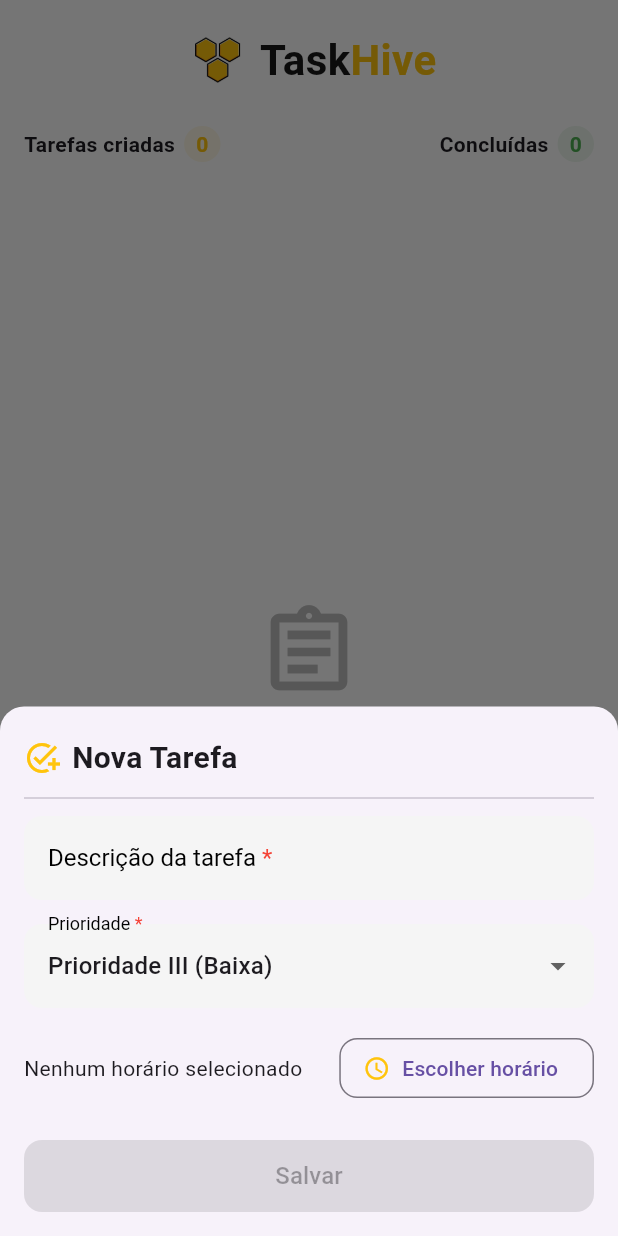
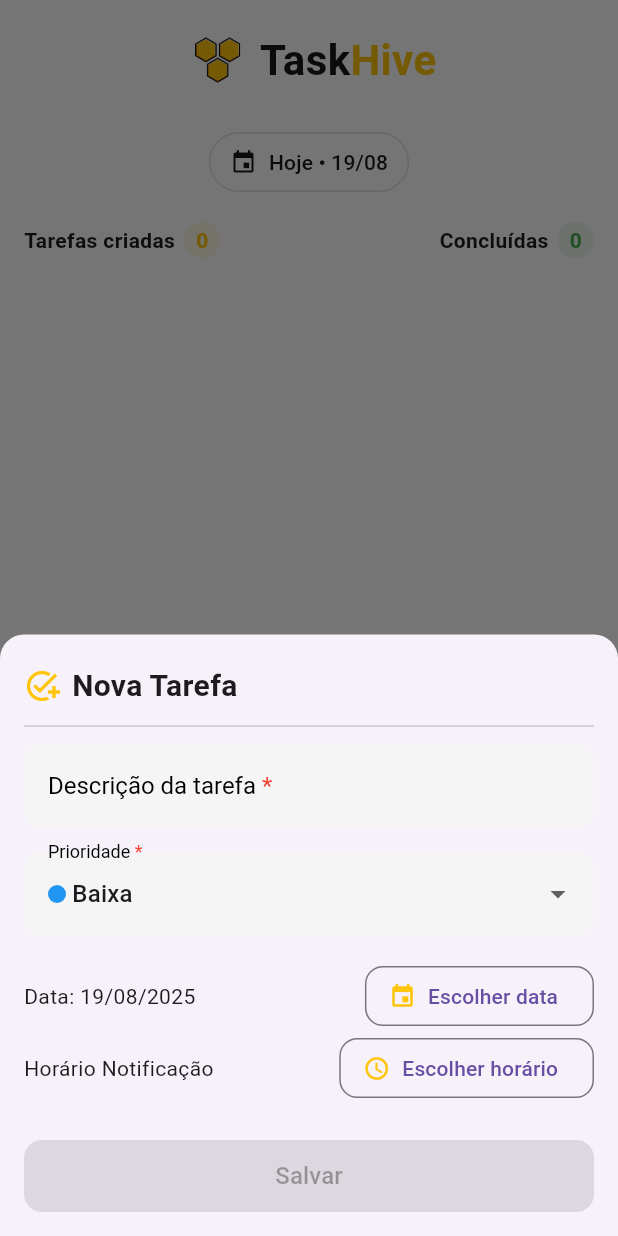
Before and after one commit to thayg0r/task_hive, a Flutter app: the screen it shows after launch, after a tap on the "add" icon, on a phone screen of 412 x 824 dp. Run offline on Flutter 3.47's test engine with Material 3 defaults, Android fonts, the phone set to English and light mode, and no system bars; our stand-ins replace flutter_slidable, supabase_flutter; accounts and stored records are empty.

Commit message:
adicionei a opção de cadastrar tarefa por data com nova opção de visualizar tarefas através do calendário

```diff
--- a/lib/data/models/task_model.dart
+++ b/lib/data/models/task_model.dart
@@ -4,6 +4,7 @@
   final String priority;
   final String? notifyTime;
   final bool isCompleted;
+  final DateTime? taskDate;
 
   TaskModel({
     required this.id,
@@ -11,15 +12,18 @@
     required this.priority,
     required this.isCompleted,
     required this.notifyTime,
+    this.taskDate,
   });
 
   factory TaskModel.fromJson(Map<String, dynamic> json) {
     return TaskModel(
-      id: json['id'].toString(),
+      id: json['id'],
       title: json['title'] ?? '',
       priority: json['priority'] ?? 'III',
       notifyTime: json['notify_time'],
       isCompleted: json['is_completed'] ?? false,
+      taskDate:
+          json['task_date'] != null ? DateTime.parse(json['task_date']) : null,
     );
   }
 
@@ -29,6 +33,29 @@
       'priority': priority,
       'notify_time': notifyTime,
       'is_completed': isCompleted,
+      'task_date': taskDate != null
+          ? "${taskDate!.year.toString().padLeft(4, '0')}-"
+              "${taskDate!.month.toString().padLeft(2, '0')}-"
+              "${taskDate!.day.toString().padLeft(2, '0')}"
+          : null,
     };
   }
+
+  TaskModel copyWith({
+    String? id,
+    String? title,
+    String? priority,
+    String? notifyTime,
+    bool? isCompleted,
+    DateTime? taskDate,
+  }) {
+    return TaskModel(
+      id: id ?? this.id,
+      title: title ?? this.title,
+      priority: priority ?? this.priority,
+      notifyTime: notifyTime ?? this.notifyTime,
+      isCompleted: isCompleted ?? this.isCompleted,
+      taskDate: taskDate ?? this.taskDate,
+    );
+  }
 }
--- a/lib/views/screens/home_screen.dart
+++ b/lib/views/screens/home_screen.dart
@@ -2,6 +2,7 @@
 import 'package:provider/provider.dart';
 import 'package:flutter_slidable/flutter_slidable.dart';
 import 'package:task_hive/views/screens/widgets/clock_icon.dart';
+import 'package:intl/intl.dart';
 import '../../viewmodels/task_viewmodel.dart';
 import '../../data/models/task_model.dart';
 
@@ -15,6 +16,33 @@
 class _HomeScreenState extends State<HomeScreen> {
   String? _editingId;
   final TextEditingController _editController = TextEditingController();
+
+  DateTime _currentDate = _onlyDate(DateTime.now());
+
+  static DateTime _onlyDate(DateTime d) => DateTime(d.year, d.month, d.day);
+
+  bool _isSameDay(DateTime a, DateTime b) =>
+      a.year == b.year && a.month == b.month && a.day == b.day;
+
+  String _formatShort(DateTime d) {
+    final dd = d.day.toString().padLeft(2, '0');
+    final mm = d.month.toString().padLeft(2, '0');
+    return '$dd/$mm';
+  }
+
+  String _labelFor(DateTime d) {
+    final today = _onlyDate(DateTime.now());
+    final tomorrow = _onlyDate(today.add(const Duration(days: 1)));
+    if (_isSameDay(d, today)) return 'Hoje • ${_formatShort(d)}';
+    if (_isSameDay(d, tomorrow)) return 'Amanhã • ${_formatShort(d)}';
+    return '${_weekdayPt(d.weekday)} • ${_formatShort(d)}';
+  }
+
+  String _weekdayPt(int weekday) {
+    const names = ['Seg', 'Ter', 'Qua', 'Qui', 'Sex', 'Sáb', 'Dom'];
+    return names[(weekday - 1) % 7];
+  }
+
   TimeOfDay _parseTime(String timeStr) {
     try {
       final parts = timeStr.split(" ");
@@ -38,8 +66,14 @@
   Widget build(BuildContext context) {
     final taskVM = context.watch<TaskViewModel>();
 
-    final tarefasCriadas = taskVM.tasks.length;
-    final tarefasConcluidas = taskVM.tasks.where((t) => t.isCompleted).length;
+    final tasksOfDay = taskVM.tasks.where((t) {
+      final d = t.taskDate;
+      if (d == null) return false;
+      return _isSameDay(_onlyDate(d), _currentDate);
+    }).toList();
+
+    final tarefasCriadas = tasksOfDay.length;
+    final tarefasConcluidas = tasksOfDay.where((t) => t.isCompleted).length;
 
     return Scaffold(
       backgroundColor: Colors.white,
@@ -83,6 +117,32 @@
                     ),
                   ),
                   const SizedBox(height: 20),
+                  Center(
+                    child: OutlinedButton.icon(
+                      icon: const Icon(Icons.event),
+                      label: Text(_labelFor(_currentDate)),
+                      onPressed: () async {
+                        final picked = await showDatePicker(
+                          context: context,
+                          initialDate: _currentDate,
+                          firstDate: DateTime(2020),
+                          lastDate: DateTime(2100),
+                        );
+                        if (picked != null) {
+                          setState(() => _currentDate = _onlyDate(picked));
+                        }
+                      },
+                      style: OutlinedButton.styleFrom(
+                        shape: const StadiumBorder(),
+                        side: BorderSide(color: Colors.grey.shade300),
+                        padding: const EdgeInsets.symmetric(
+                            horizontal: 14, vertical: 10),
+                        foregroundColor: const Color(0xFF191919),
+                        backgroundColor: Colors.white,
+                      ),
+                    ),
+                  ),
+                  const SizedBox(height: 16),
                   Row(
                     mainAxisAlignment: MainAxisAlignment.spaceBetween,
                     children: [
@@ -94,7 +154,7 @@
                   ),
                   const SizedBox(height: 20),
                   Expanded(
-                    child: taskVM.tasks.isEmpty
+                    child: tasksOfDay.isEmpty
                         ? Center(
                             child: Column(
                               mainAxisAlignment: MainAxisAlignment.center,
@@ -127,10 +187,9 @@
                             ),
                           )
                         : ListView.builder(
-                            itemCount: taskVM.tasks.length,
+                            itemCount: tasksOfDay.length,
                             itemBuilder: (context, index) {
-                              final sortedTasks = [...taskVM.tasks]
-                                ..sort((a, b) {
+                              final sortedTasks = [...tasksOfDay]..sort((a, b) {
                                   if (a.isCompleted == b.isCompleted) return 0;
                                   return a.isCompleted ? 1 : -1;
                                 });
@@ -304,10 +363,10 @@
                                       ],
                                       Tooltip(
                                         message: task.priority == "I"
-                                            ? "Prioridade I (Alta)"
+                                            ? "Prioridade Alta"
                                             : task.priority == "II"
-                                                ? "Prioridade II (Média)"
-                                                : "Prioridade III (Baixa)",
+                                                ? "Prioridade Média"
+                                                : "Prioridade Baixa",
                                         child: Container(
                                           width: 18,
                                           height: 18,
@@ -376,6 +435,9 @@
         TextEditingController(text: task?.title ?? "");
     String priority = task?.priority ?? "III";
     TimeOfDay? selectedTime;
+
+    DateTime? selectedDate =
+        task?.taskDate != null ? _onlyDate(task!.taskDate!) : _currentDate;
 
     if (task?.notifyTime != null) {
       final parts = task!.notifyTime!.split(":");
@@ -453,13 +515,58 @@
                   const SizedBox(height: 16),
                   DropdownButtonFormField<String>(
                     value: priority,
-                    items: const [
+                    items: [
                       DropdownMenuItem(
-                          value: "I", child: Text("Prioridade I (Alta)")),
+                        value: "I",
+                        child: Row(
+                          children: [
+                            Container(
+                              width: 12,
+                              height: 12,
+                              decoration: const BoxDecoration(
+                                color: Colors.red,
+                                shape: BoxShape.circle,
+                              ),
+                            ),
+                            const Text(" Alta"),
+                            const SizedBox(width: 8),
+                          ],
+                        ),
+                      ),
                       DropdownMenuItem(
-                          value: "II", child: Text("Prioridade II (Média)")),
+                        value: "II",
+                        child: Row(
+                          children: [
+                            Container(
+                              width: 12,
+                              height: 12,
+                              decoration: const BoxDecoration(
+                                color: Color(0xFFFFC40C),
+                                shape: BoxShape.circle,
+                              ),
+                            ),
+                            const Text(" Média"),
+                            const SizedBox(width: 8),
+                          ],
+                        ),
+                      ),
                       DropdownMenuItem(
-                          value: "III", child: Text("Prioridade III (Baixa)")),
+                        value: "III",
+                        child: Row(
+                          children: [
+                            Container(
+                              width: 12,
+                              height: 12,
+                              decoration: const BoxDecoration(
+                                color: Colors.blue,
+                                shape: BoxShape.circle,
+                              ),
+                            ),
+                            const Text(" Baixa"),
+                            const SizedBox(width: 8),
+                          ],
+                        ),
+                      ),
                     ],
                     onChanged: (value) {
                       priority = value!;
@@ -491,8 +598,41 @@
                     children: [
                       Expanded(
                         child: Text(
+                          selectedDate == null
+                              ? "Data da tarefa"
+                              : "Data: ${DateFormat('dd/MM/yyyy').format(selectedDate!)}",
+                          style: const TextStyle(fontSize: 14),
+                        ),
+                      ),
+                      OutlinedButton.icon(
+                        onPressed: () async {
+                          final picked = await showDatePicker(
+                            context: context,
+                            initialDate: selectedDate ?? DateTime.now(),
+                            firstDate: DateTime(2020),
+                            lastDate: DateTime(2100),
+                          );
+                          if (picked != null) {
+                            setState(() => selectedDate = picked);
+                            setModalState(() {});
+                          }
+                        },
+                        icon: const Icon(Icons.event, color: Color(0xFFFFC40C)),
+                        label: const Text("Escolher data"),
+                        style: OutlinedButton.styleFrom(
+                          shape: RoundedRectangleBorder(
+                            borderRadius: BorderRadius.circular(12),
+                          ),
+                        ),
+                      ),
+                    ],
+                  ),
+                  Row(
+                    children: [
+                      Expanded(
+                        child: Text(
                           selectedTime == null
-                              ? "Nenhum horário selecionado"
+                              ? "Horário Notificação"
                               : "Notificação: ${selectedTime!.format(context)}",
                           style: const TextStyle(fontSize: 14),
                         ),
@@ -535,19 +675,19 @@
                         ? () async {
                             if (task == null) {
                               await taskVM.addTask(TaskModel(
-                                id: DateTime.now()
-                                    .millisecondsSinceEpoch
-                                    .toString(),
+                                id: '',
                                 title: titleController.text.trim(),
                                 isCompleted: false,
                                 priority: priority,
                                 notifyTime: selectedTime?.format(context),
+                                taskDate: selectedDate,
                               ));
                             } else {
                               taskVM.updateTask(task.id, {
                                 'title': titleController.text.trim(),
                                 'priority': priority,
                                 'notify_time': selectedTime?.format(context),
+                                'task_date': selectedDate?.toIso8601String(),
                               });
                             }
 
```
